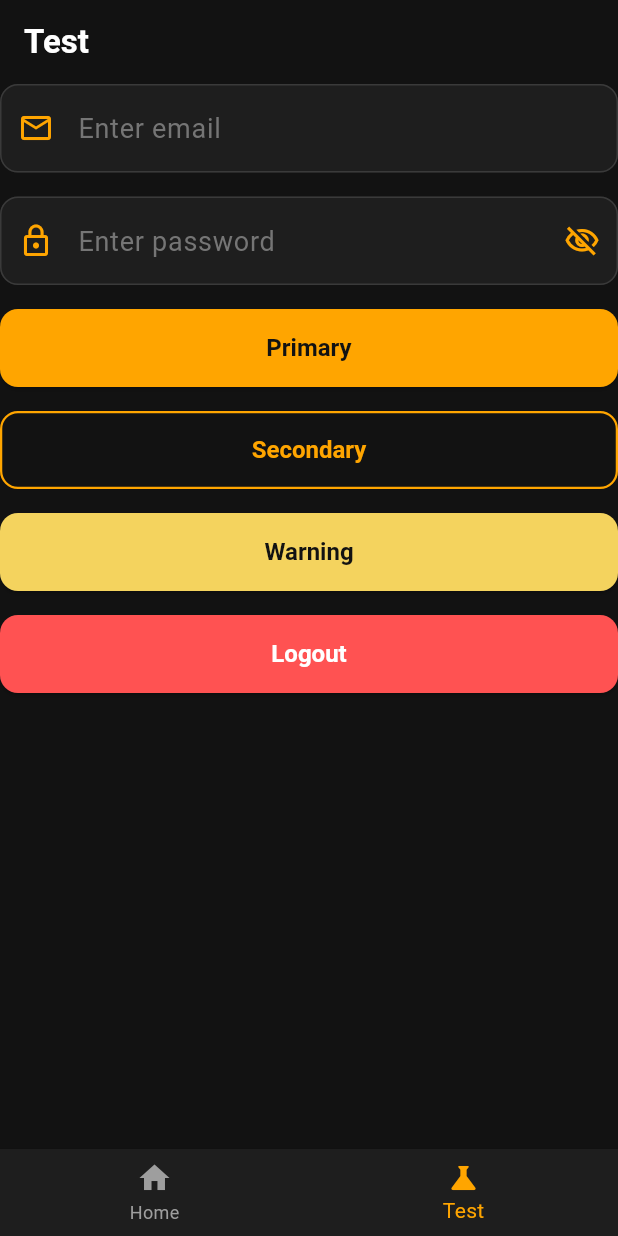
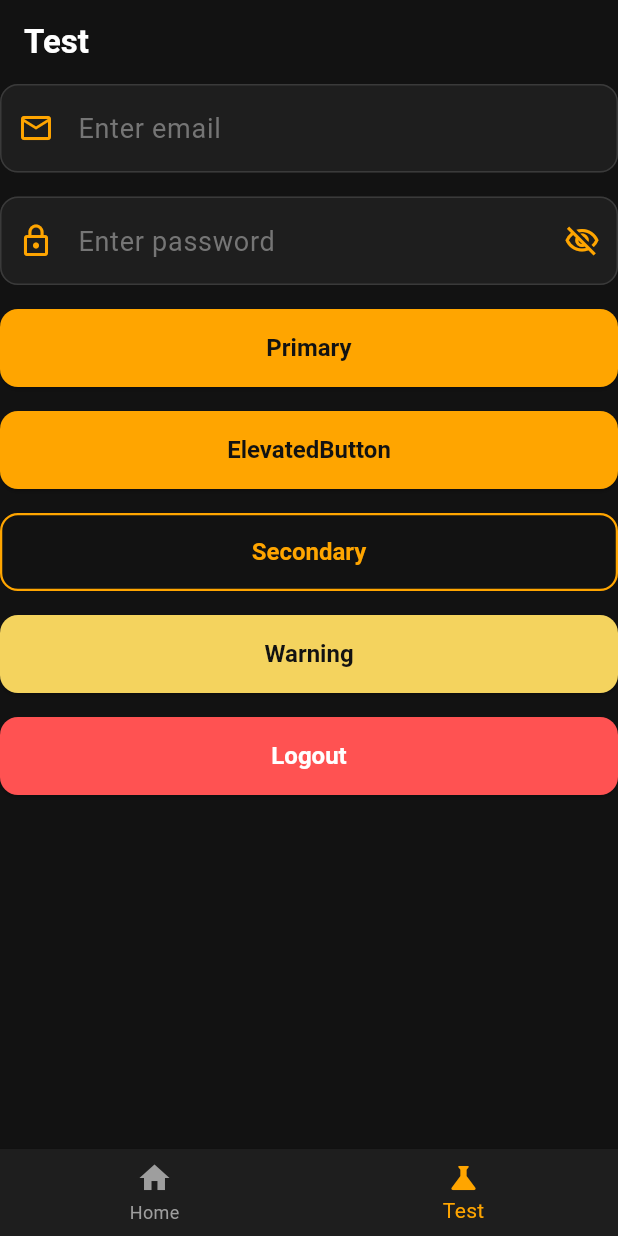
Before and after one commit to Do-Davin/music_app_frontend, a Flutter app: the screen it shows after launch, item 2 of the bottom bar chosen, on a phone screen of 412 x 824 dp. Run offline on Flutter 3.47's test engine with Material 3 defaults, Android fonts, the phone set to English and light mode, and no system bars; our stand-ins replace flutter_riverpod, google_fonts; Roboto replaces fonts that are missing (Oxygen).

Commit message:
#001 testing UI

```diff
--- a/lib/screens/test_screen.dart
+++ b/lib/screens/test_screen.dart
@@ -25,6 +25,8 @@ class TestScreen extends StatelessWidget {
             const SizedBox(height: 16),
             AppPrimaryButton(label: 'Primary', onPressed: () {}),
             const SizedBox(height: 16),
+            ElevatedButton(onPressed: () {}, child: Text('ElevatedButton')),
+            const SizedBox(height: 16),
             AppSecondaryButton(label: 'Secondary', onPressed: () {}),
             const SizedBox(height: 16),
             AppWarningButton(label: 'Warning', onPressed: () {}),
```
